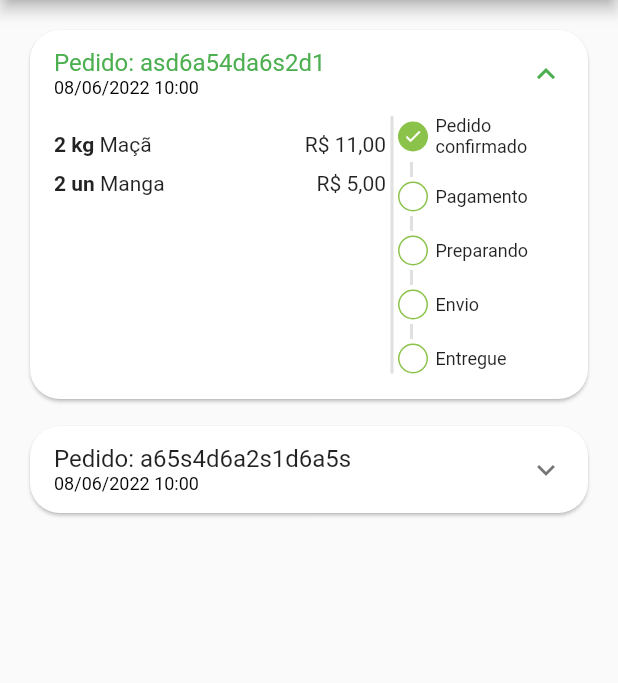
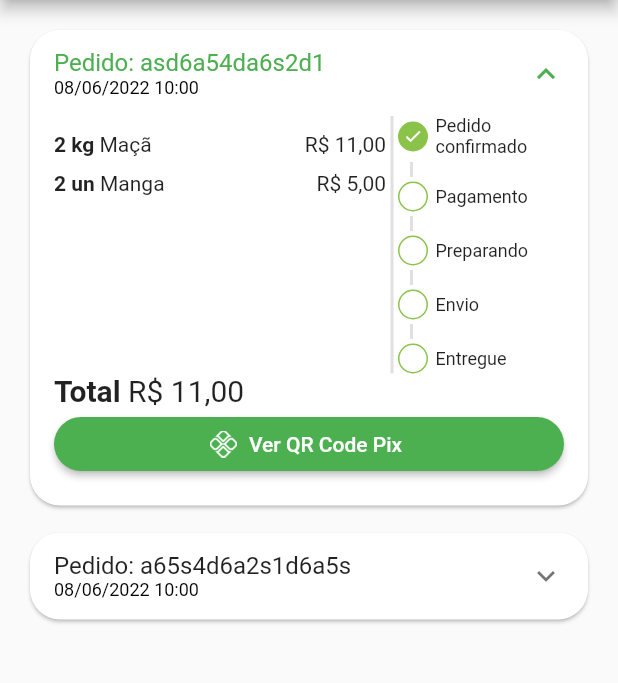
Before and after one commit to RafaelSousaLima/greengrocer, a Flutter app: the OrdersTab screen opened directly, on a phone screen of 412 x 824 dp, the part 84-767 px from its top. Run offline on Flutter 3.47's test engine with Material 2 defaults, Android fonts, the phone set to English and light mode, and no system bars; our stand-ins replace animated_text_kit, badges, mask_text_input_formatter, qr_flutter; missing offline and left inert: dart:ffi.

Commit message:
Finish order screen and payment for pix

```diff
--- a/lib/src/pages/orders/components/Order_tile.dart
+++ b/lib/src/pages/orders/components/Order_tile.dart
@@ -1,6 +1,7 @@
 import 'package:flutter/material.dart';
 import 'package:greengrocer/src/models/cart_item_model.dart';
 import 'package:greengrocer/src/models/order_model.dart';
+import 'package:greengrocer/src/pages/common_widgets/paymento_dialog.dart';
 import 'package:greengrocer/src/pages/orders/components/order_status_widget.dart';
 import 'package:greengrocer/src/services/utils_services.dart';
 
@@ -22,6 +23,7 @@ class OrderTile extends StatelessWidget {
         child: ExpansionTile(
           initiallyExpanded: order.status == 'pending_payment',
           childrenPadding: const EdgeInsets.fromLTRB(16, 0, 16, 16),
+          expandedCrossAxisAlignment: CrossAxisAlignment.stretch,
           title: Column(
             crossAxisAlignment: CrossAxisAlignment.start,
             mainAxisSize: MainAxisSize.min,
@@ -55,8 +57,14 @@ class OrderTile extends StatelessWidget {
                       ),
                     ),
                   ),
+
+                  //Divisão
                   VerticalDivider(
-                      color: Colors.grey.shade300, thickness: 2, width: 8),
+                    color: Colors.grey.shade300,
+                    thickness: 2,
+                    width: 8,
+                  ),
+
                   //Status do produto
                   Expanded(
                     flex: 1,
@@ -66,6 +74,35 @@ class OrderTile extends StatelessWidget {
                     ),
                   ),
                 ],
+              ),
+            ),
+            //  Total
+            Text.rich(
+              TextSpan(
+                style: const TextStyle(fontSize: 20),
+                children: [
+                  const TextSpan(
+                    text: 'Total ',
+                    style: TextStyle(fontWeight: FontWeight.bold),
+                  ),
+                  TextSpan(text: utilsServices.priceToCurrency(order.total))
+                ],
+              ),
+            ),
+            //  Botão pagamento
+            Visibility(
+              visible: order.status == 'pending_payment',
+              child: ElevatedButton.icon(
+                onPressed: () {
+                  showDialog(context: context, builder: (_) => PaymentDialog(order: order,));
+                },
+                style: ElevatedButton.styleFrom(
+                  shape: RoundedRectangleBorder(
+                    borderRadius: BorderRadius.circular(20),
+                  ),
+                ),
+                icon: Image.asset('assets/app_images/pix.png', height: 18),
+                label: Text('Ver QR Code Pix'),
               ),
             )
           ],
--- a/pubspec.yaml
+++ b/pubspec.yaml
@@ -38,6 +38,7 @@ dependencies:
   mask_text_input_formatter:
   badges:
   intl:
+  qr_flutter:
 dev_dependencies:
   flutter_test:
     sdk: flutter
@@ -63,6 +64,7 @@ flutter:
     # To add assets to your application, add an assets section, like this:
   assets:
     - assets/fruits/
+    - assets/app_images/
   #   - images/a_dot_burr.jpeg
   #   - images/a_dot_ham.jpeg
 
```
Also changed, not shown: lib/src/pages/cart/cart_tab.dart (+9 -1 lines), lib/src/pages/common_widgets/paymento_dialog.dart (added, +97 -0 lines), assets/app_images/pix.png (added).
